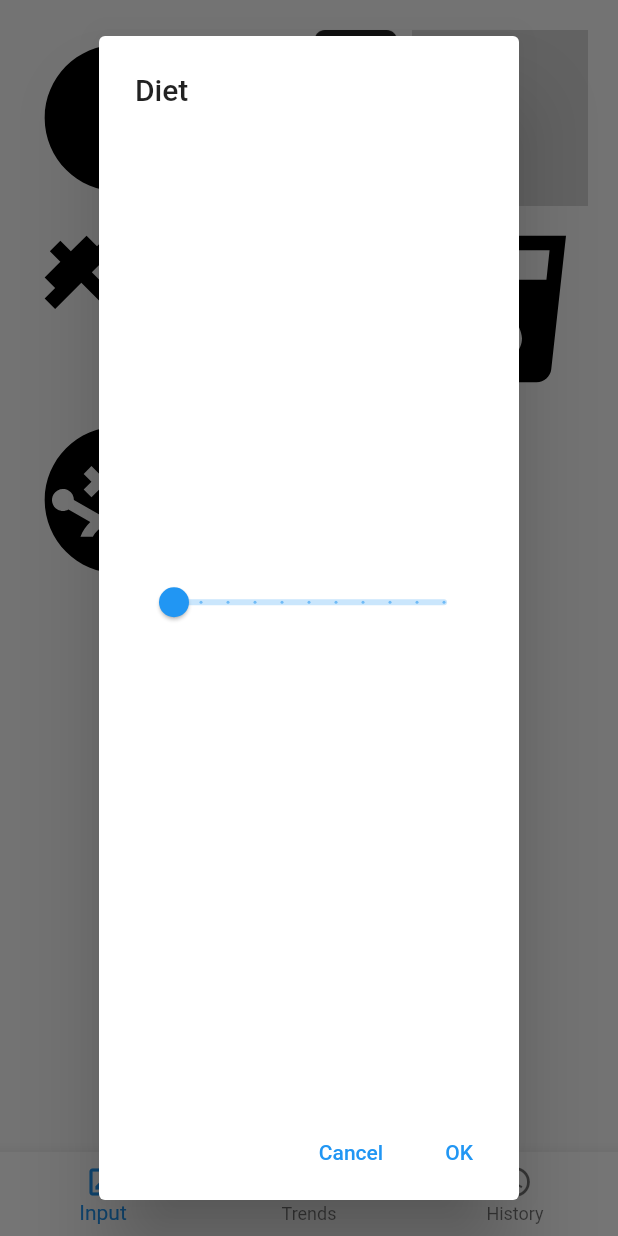
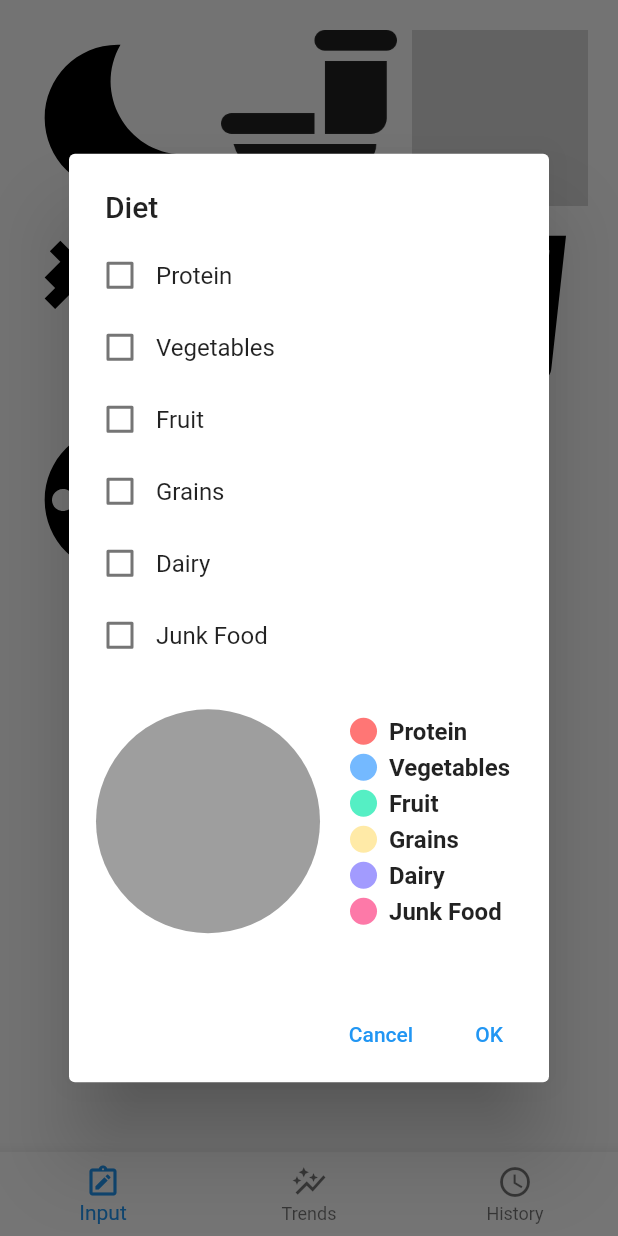
Before and after one commit to JohnHuang1/Synses, a Flutter app: the screen it shows after launch, after a tap on an icon or button, on a phone screen of 412 x 824 dp. Run offline on Flutter 3.47's test engine with Material 2 defaults, Android fonts, the phone set to English and light mode, and no system bars; drawn by our look-alikes of pie_chart; our stand-ins replace flutter_svg, hive, hive_flutter, syncfusion_flutter_charts; accounts and stored records are empty.

Commit message:
added piechart to diet

```diff
--- a/lib/data/dietData.dart
+++ b/lib/data/dietData.dart
@@ -14,10 +14,13 @@ class DietData extends HiveObject {
   late double dairyVal;
   @HiveField(4)
   late double junkFoodVal;
+  @HiveField(5)
+  late double vegetableVal;
 
   DietData(
       {required this.proteinVal,
       required this.fruitVal,
+      required this.vegetableVal,
       required this.grainVal,
       required this.dairyVal,
       required this.junkFoodVal});
--- a/lib/data/entry.dart
+++ b/lib/data/entry.dart
@@ -49,8 +49,8 @@ class Entry extends HiveObject {
   static const exerciseString = 'Exercise';
   static const weightingString = 'Weighting';
   static const dietString = 'Diet';
-  static const hydrationString = 'IBS Intensity';
-  static const ibsIntensityString = 'Hydration';
+  static const ibsIntensityString= 'IBS Intensity';
+  static const hydrationString = 'Hydration';
 
 
   String getEntryType(){
@@ -98,7 +98,12 @@ class Entry extends HiveObject {
         data.add(weightingData!);
         break;
       case dietString:
-        data.add(dietData!);
+        data.add(dietData!.proteinVal);
+        data.add(dietData!.vegetableVal);
+        data.add(dietData!.fruitVal);
+        data.add(dietData!.grainVal);
+        data.add(dietData!.fruitVal);
+        data.add(dietData!.junkFoodVal);
         break;
       case ibsIntensityString:
         data.add(ibsIntensity!);
--- a/lib/history_page/history_page.dart
+++ b/lib/history_page/history_page.dart
@@ -20,7 +20,7 @@ class HistoryPage extends StatelessWidget {
           valueListenable: Boxes.getEntries().listenable(),
           builder: (context, box, _) {
             final entries = box.values.toList().cast<Entry>();
-            return entries.isNotEmpty ? buildContent(entries) : Container();
+            return entries.isNotEmpty ? buildContent(entries.reversed.toList()) : Container();
           }),
     );
   }
@@ -72,7 +72,8 @@ class HistoryPage extends StatelessWidget {
     return Column(
       children: prompt
           .map((e) => Row(
-                children: [Text(e), Text(values[prompt.indexOf(e)].toString())],
+        mainAxisAlignment: MainAxisAlignment.start,
+                children: [Text(e), Text((values[prompt.indexOf(e)] * 100).round().toString())],
               ))
           .toList(),
     );
@@ -86,6 +87,7 @@ class HistoryPage extends StatelessWidget {
         break;
       case Entry.bathroomString:
         val.add("Discomfort: ");
+        val.add("# of Trips: ");
         break;
       case Entry.moodString:
         val.add("Happiness: ");
@@ -95,12 +97,12 @@ class HistoryPage extends StatelessWidget {
         val.add("Intensity: ");
         break;
       case Entry.dietString:
-        val.add("Protein: ");
-        val.add("Vegetables: ");
-        val.add("Fruits: ");
-        val.add("Grains: ");
-        val.add("Dairy: ");
-        val.add("Junk Food: ");
+        val.add("Protein %: ");
+        val.add("Vegetables %: ");
+        val.add("Fruits %: ");
+        val.add("Grains %: ");
+        val.add("Dairy %: ");
+        val.add("Junk Food %: ");
         break;
       case Entry.ibsIntensityString:
         val.add("Intensity: ");
--- /dev/null
+++ b/lib/input_page/diet_input_widget.dart
@@ -0,0 +1,207 @@
+import 'package:flutter/cupertino.dart';
+import 'package:flutter/material.dart';
+import 'package:pie_chart/pie_chart.dart';
+
+class DietInputWidget extends StatelessWidget {
+  Function onInputCallback;
+  String title;
+  Widget icon;
+  String label;
+
+  DietInputWidget(
+      {required this.onInputCallback,
+      required this.title,
+      required this.icon,
+      this.label = ''});
+
+  @override
+  Widget build(BuildContext context) {
+    return GestureDetector(
+      child: icon,
+      onTap: () {
+        showDialog(
+            context: context,
+            builder: (context) {
+              return CustomDialog(
+                title: title,
+                icon: icon,
+                onInputCallback: onInputCallback,
+              );
+            });
+      },
+    );
+  }
+}
+
+class CustomDialog extends StatefulWidget {
+  Function onInputCallback;
+  String title;
+  Widget icon;
+  String label;
+
+  CustomDialog(
+      {Key? key,
+      required this.onInputCallback,
+      required this.title,
+      required this.icon,
+      this.label = ''})
+      : super(key: key);
+
+  @override
+  _CustomDialogState createState() => _CustomDialogState();
+}
+
+class _CustomDialogState extends State<CustomDialog> {
+  List<double> vals = List.filled(6, 0);
+  List<String> foodCat = [
+    'Protein',
+    'Vegetables',
+    'Fruit',
+    'Grains',
+    'Dairy',
+    'Junk Food'
+  ];
+
+  Map<String, double> foodVals = {
+    'Protein': 0,
+    'Vegetables': 0,
+    'Fruit': 0,
+    'Grains': 0,
+    'Dairy': 0,
+    'Junk Food': 0
+  };
+  List<bool> foodToggle = List.filled(6, false);
+
+  int key = 0;
+
+  Widget build(BuildContext context) {
+    return AlertDialog(
+      title: Text(widget.title),
+      content: Column(
+        mainAxisSize: MainAxisSize.min,
+        children:
+            foodCat.map((e) => _itemBuilder(foodCat.indexOf(e), e)).toList()
+              ..add(Container(
+                  width: 300,
+                  height: 200,
+                  child: PieChart(
+                    key: ValueKey(key),
+                    dataMap: foodVals,
+                    chartLegendSpacing: 20,
+                    animationDuration: Duration(milliseconds: 0),
+                  ))),
+      ),
+      actions: <Widget>[
+        TextButton(
+          onPressed: () => Navigator.pop(context, 'Cancel'),
+          child: const Text('Cancel'),
+        ),
+        TextButton(
+          onPressed: () {
+            Navigator.pop(context, 'OK');
+            widget.onInputCallback(foodVals.entries.map((e) => e.value).toList(growable: false));
+          },
+          child: const Text('OK'),
+        ),
+      ],
+      contentPadding: EdgeInsets.all(10),
+      insetPadding: EdgeInsets.all(10),
+    );
+  }
+
+  Widget _itemBuilder(int index, String label) {
+    return Column(
+      children: [
+        Row(
+          children: [
+            Checkbox(
+                value: foodToggle[index],
+                onChanged: (toggle) {
+                  setState(() {
+                    foodToggle[index] = toggle!;
+                    foodVals.update(
+                        foodCat[index], (value) => 0);
+                    key += 1;
+                  });
+                }),
+            Text(label),
+            Expanded(
+                child: Row(
+                    mainAxisAlignment: MainAxisAlignment.end,
+                    mainAxisSize: MainAxisSize.max,
+                    children: [
+                  foodToggle[index]
+                      ? Padding(
+                          padding: EdgeInsets.symmetric(horizontal: 5),
+                          child: SmallSlider(
+                            valueChanged: (newValue) {
+                              setState(() {
+                                foodVals.update(
+                                    foodCat[index], (value) => newValue);
+                                key += 1;
+                                print("foodVals = $foodVals");
+                              });
+                            },
+                          ),
+                        )
+                      : Container()
+                ]))
+          ],
+        ),
+      ],
+    );
+  }
+}
+
+class SmallSlider extends StatefulWidget {
+  Function valueChanged;
+
+  SmallSlider({Key? key, required this.valueChanged}) : super(key: key);
+
+  @override
+  _SmallSliderState createState() => _SmallSliderState();
+}
+
+class _SmallSliderState extends State<SmallSlider> {
+  double val = 0;
+
+  @override
+  Widget build(BuildContext context) {
+    return SliderTheme(
+      data: SliderTheme.of(context).copyWith(trackShape: CustomTrackShape()),
+      child: Container(
+        width: 150,
+        child: Slider(
+          value: val,
+          min: 0,
+          max: 10,
+          divisions: 10,
+          label: val.round().toString(),
+          onChanged: (double newValue) {
+            setState(() {
+              val = newValue;
+              widget.valueChanged(newValue);
+            });
+          },
+        ),
+      ),
+    );
+  }
+}
+
+class CustomTrackShape extends RoundedRectSliderTrackShape {
+  Rect getPreferredRect({
+    required RenderBox parentBox,
+    Offset offset = Offset.zero,
+    required SliderThemeData sliderTheme,
+    bool isEnabled = false,
+    bool isDiscrete = false,
+  }) {
+    final double trackHeight = sliderTheme.trackHeight!;
+    final double trackLeft = offset.dx;
+    final double trackTop =
+        offset.dy + (parentBox.size.height - trackHeight) / 2;
+    final double trackWidth = parentBox.size.width;
+    return Rect.fromLTWH(trackLeft, trackTop, trackWidth, trackHeight);
+  }
+}
--- a/lib/input_page/input_page.dart
+++ b/lib/input_page/input_page.dart
@@ -1,23 +1,14 @@
 import 'package:flutter/material.dart';
 import 'package:flutter_svg/svg.dart';
+import 'package:synses/data/dietData.dart';
 import 'package:synses/data/entry.dart';
+import 'package:synses/input_page/diet_input_widget.dart';
 import 'package:synses/input_page/slider_dialog_exercise.dart';
 import 'package:synses/shared/boxes.dart';
 import 'slider_dialog_widget.dart';
 import 'text_slider_widget.dart';
 
-class InputPage extends StatelessWidget {
-  List<double> inputData = [
-    0,
-    0,
-    0,
-    0,
-    0,
-    0,
-    0,
-    0,
-    0
-  ]; //List of values to store inputs
+class InputPage extends StatelessWidget {//List of values to store inputs
   InputPage({Key? key}) : super(key: key);
 
   final box = Boxes.getEntries();
@@ -36,68 +27,65 @@ class InputPage extends StatelessWidget {
             InputDialogStateful(
                 //Sleep
                 onInputCallback: (value) {
-                  inputData[0] = value;
                   print("sleep $value");
                   box.add(Entry(timestamp: DateTime.now(), timeSlept: value));
                 },
-                title: 'Total Hours Slept',
+                title: 'Sleep',
+                label: 'Hours Slept',
                 icon: SvgPicture.asset("images/sleep.svg")),
-            textSliderStateful(
+            TextSliderStateful(
                 //Bathroom
                 onInputCallback: (value) {
-                  inputData[1] = value;
-                  inputData[2] = value;
-                  print("bathroom ${value[1]}  ${value[2]}");
-                  box.add(Entry(
-                      timestamp: DateTime.now(),
-                      bathroomDiscomfortLevel: value[1],
-                      numOfBathroomVisits: value[2]));
+                  print("bathroom ${value[0]}  ${value[1]}");
+                  box.add(Entry(timestamp: DateTime.now(), bathroomDiscomfortLevel: value[0], numOfBathroomVisits: value[1]));
                 },
-                title: 'Bathroom: Discomfort Level',
+                title: 'Bathroom',
+                label: 'Discomfort Level',
                 icon: ImageIcon(AssetImage('images/toilet.png'))),
             InputDialogStateful(
                 //Mood
                 onInputCallback: (value) {
-                  inputData[3] = value[1];
                   print("mood $value");
-                  box.add(
-                      Entry(timestamp: DateTime.now(), happinessLevel: value));
+                  box.add(Entry(timestamp: DateTime.now(), happinessLevel: value));
                 },
-                title: 'Mood/Stress Level',
+                title: 'Mood/Stress',
+                label: "How are you feeling?",
                 icon: SvgPicture.asset("images/mood.svg")),
-            exerciseSliderStateful(
+            ExerciseSliderStateful(
                 //Exercise
                 onInputCallback: (value) {
-                  inputData[4] = value[0];
-                  inputData[5] = value[1];
+                  print("exercise ${value[0]}  ${value[1]}");
+                  box.add(Entry(timestamp: DateTime.now(), exerciseDurationHours: value[0], exerciseIntensity: value[1]));
                 },
-                title: 'Exercise Intensity',
+                title: 'Exercise',
                 icon: SvgPicture.asset("images/exercise.svg")),
-            InputDialogStateful(
+            DietInputWidget(
                 //Diet
-                onInputCallback: (value) {
-                  inputData[6] = value;
+                onInputCallback: (List<double> value) {
+                  double total = value.reduce((a, b) => a + b);
+                  print("exercise ${value[0]}  ${value[1]} ${value[2]} ${value[3]} ${value[4]} ${value[5]}");
+                  box.add(Entry(timestamp: DateTime.now(), dietData: DietData(proteinVal: value[0]/total, vegetableVal: value[1]/total,fruitVal: value[2]/total, grainVal: value[3]/total, dairyVal: value[4]/total, junkFoodVal: value[5]/total)));
                 },
                 title: 'Diet',
                 icon: SvgPicture.asset("images/diet.svg")),
             InputDialogStateful(
                 //Hydration
                 onInputCallback: (value) {
-                  inputData[7] = value;
                   print("hydration $value");
                   box.add(Entry(timestamp: DateTime.now(), waterAmt: value));
                 },
                 title: 'Hydration level',
+                label: 'Liters of Water',
                 icon: SvgPicture.asset("images/hydration.svg")),
             InputDialogStateful(
                 //IBS Severity
                 onInputCallback: (value) {
-                  inputData[8] = value;
                   print("ibsIntensity $value");
                   box.add(
                       Entry(timestamp: DateTime.now(), ibsIntensity: value));
                 },
-                title: 'IBS Severity',
+                title: 'IBS Today?',
+                label: 'Intensity',
                 icon: SvgPicture.asset("images/ibsIntensity.svg")),
           ]),
     ));
--- a/lib/input_page/slider_dialog_exercise.dart
+++ b/lib/input_page/slider_dialog_exercise.dart
@@ -1,11 +1,11 @@
 import 'package:flutter/material.dart';
 import 'slider_widget.dart';
 
-class exerciseSliderStateful extends StatefulWidget {
+class ExerciseSliderStateful extends StatefulWidget {
   Function onInputCallback;
   String title;
   Widget icon;
-  exerciseSliderStateful(
+  ExerciseSliderStateful(
       {Key? key,
       required this.onInputCallback,
       required this.title,
@@ -13,12 +13,12 @@ class exerciseSliderStateful extends StatefulWidget {
       : super(key: key);
 
   @override
-  State<exerciseSliderStateful> createState() =>
-      _exerciseSliderState(onInputCallback, title, icon);
+  State<ExerciseSliderStateful> createState() =>
+      _ExerciseSliderState(onInputCallback, title, icon);
 }
 
-class _exerciseSliderState extends State<exerciseSliderStateful> {
-  _exerciseSliderState(this.onInputCallback, this.title, this.icon);
+class _ExerciseSliderState extends State<ExerciseSliderStateful> {
+  _ExerciseSliderState(this.onInputCallback, this.title, this.icon);
   Function onInputCallback;
   String title;
   Widget icon;
@@ -32,12 +32,11 @@ class _exerciseSliderState extends State<exerciseSliderStateful> {
         builder: (BuildContext context) => AlertDialog(
           title: Text(title),
           content: Column(
-              crossAxisAlignment: CrossAxisAlignment.stretch,
               //posisi
               mainAxisSize: MainAxisSize.min,
               // untuk mengatur agar widget column mengikuti widget
               children: <Widget>[
-                Text("Exercise Length:"),
+                Text("Hours of Exercise"),
                 SliderStateful(
                   min: 0.0,
                   max: 10.0,
@@ -47,7 +46,7 @@ class _exerciseSliderState extends State<exerciseSliderStateful> {
                     rvalue[0] = value;
                   },
                 ),
-                Text("Exercise Intensity:"),
+                Text("Exercise Intensity"),
                 SliderStateful(
                   min: 0.0,
                   max: 10.0,
--- a/lib/input_page/slider_dialog_widget.dart
+++ b/lib/input_page/slider_dialog_widget.dart
@@ -5,11 +5,13 @@ class InputDialogStateful extends StatefulWidget {
   Function onInputCallback;
   String title;
   Widget icon;
+  String label;
   InputDialogStateful(
       {Key? key,
       required this.onInputCallback,
       required this.title,
-      required this.icon})
+      required this.icon,
+      this.label = ''})
       : super(key: key);
 
   @override
@@ -31,7 +33,11 @@ class _InputDialogState extends State<InputDialogStateful> {
         context: context,
         builder: (BuildContext context) => AlertDialog(
           title: Text(title),
-          content: SliderStateful(
+          content: Column(
+            mainAxisSize: MainAxisSize.min,
+            children: [
+              Text(widget.label),
+              SliderStateful(
                 min: 0.0,
                 max: 10.0,
                 divisions: 10,
@@ -39,6 +45,8 @@ class _InputDialogState extends State<InputDialogStateful> {
                 onChangedCallback: (value) {
                   rvalue = value;
                 },
+              )
+            ],
           ),
           actions: <Widget>[
             TextButton(
--- a/lib/input_page/text_slider_widget.dart
+++ b/lib/input_page/text_slider_widget.dart
@@ -2,23 +2,25 @@
 import 'package:flutter/material.dart';
 import 'slider_widget.dart';
 
-class textSliderStateful extends StatefulWidget {
+class TextSliderStateful extends StatefulWidget {
   Function onInputCallback;
   String title;
   Widget icon;
-  textSliderStateful(
+  String label;
+  TextSliderStateful(
       {Key? key,
       required this.onInputCallback,
       required this.title,
-      required this.icon})
+      required this.icon,
+      this.label = ''})
       : super(key: key);
 
   @override
-  State<textSliderStateful> createState() =>
+  State<TextSliderStateful> createState() =>
       _textSliderState(onInputCallback, title, icon);
 }
 
-class _textSliderState extends State<textSliderStateful> {
+class _textSliderState extends State<TextSliderStateful> {
   _textSliderState(this.onInputCallback, this.title, this.icon);
   Function onInputCallback;
   String title;
@@ -33,11 +35,11 @@ class _textSliderState extends State<textSliderStateful> {
         builder: (BuildContext context) => AlertDialog(
           title: Text(title),
           content: Column(
-              crossAxisAlignment: CrossAxisAlignment.stretch,
               //posisi
               mainAxisSize: MainAxisSize.min,
               // untuk mengatur agar widget column mengikuti widget
               children: <Widget>[
+                Text(widget.label),
                 SliderStateful(
                   min: 0.0,
                   max: 10.0,
@@ -50,7 +52,7 @@ class _textSliderState extends State<textSliderStateful> {
                 TextField(
                   decoration: const InputDecoration(
                       border: OutlineInputBorder(),
-                      hintText: 'Enter total trips to the restroom'),
+                      hintText: 'Enter total trips to the bathroom'),
                   onChanged: (value) {
                     var long2 = double.parse(value);
                     rvalue[0] = long2;
--- a/lib/main.dart
+++ b/lib/main.dart
@@ -1,4 +1,5 @@
 import 'package:flutter/material.dart';
+import 'package:flutter/rendering.dart';
 import 'package:hive_flutter/hive_flutter.dart';
 import 'package:provider/provider.dart';
 import 'package:synses/data/dietData.dart';
@@ -24,6 +25,7 @@ void main() async {
 class SynsesApp extends StatelessWidget{
   @override
   Widget build(BuildContext context) {
+    debugPaintSizeEnabled = false;
     return MultiProvider(
       providers: [
         ChangeNotifierProvider<HomePageModel>(create: (context) => HomePageModel()),
--- a/pubspec.yaml
+++ b/pubspec.yaml
@@ -35,6 +35,7 @@ dependencies:
   hive: ^2.0.4
   hive_flutter: ^1.1.0
   flutter_svg: ^0.23.0+1
+  pie_chart: ^5.0.1
 
 dev_dependencies:
   flutter_test:
```
Also changed, not shown: lib/data/dietData.g.dart, pubspec.lock. Lines whose indentation alone changed are shown as unchanged.
